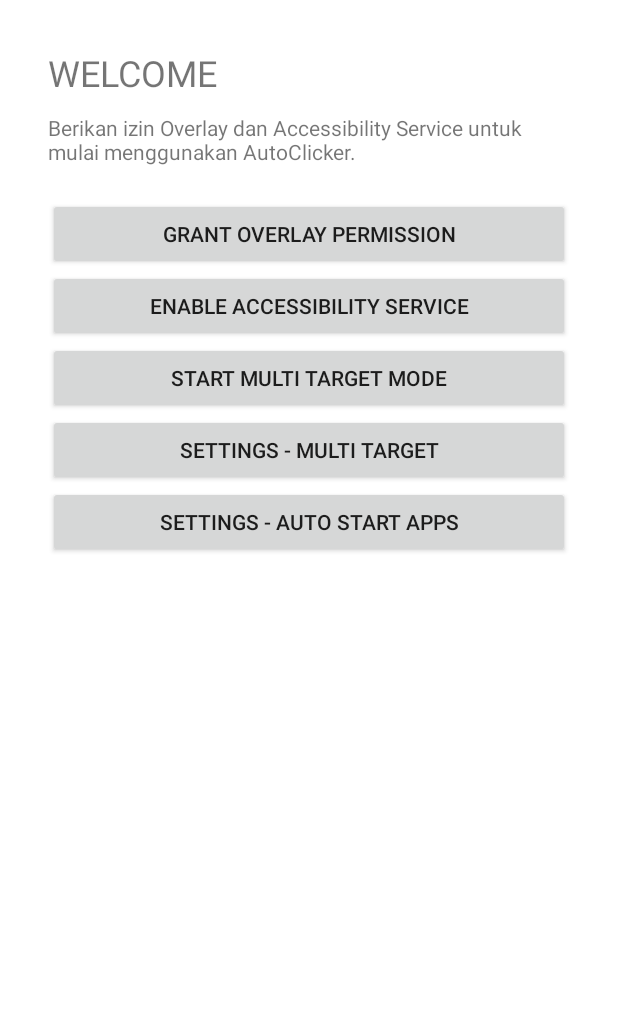
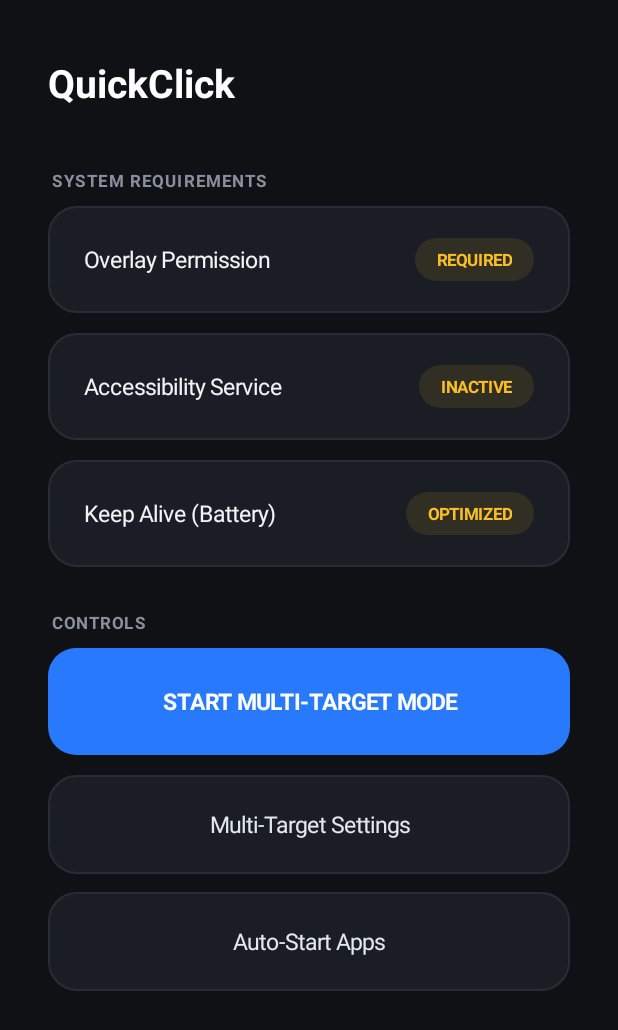
Before and after one commit to gwentale/QuickClick, an Android app: the screen it shows after launch (MainActivity), on a phone screen of 412 x 824 dp. Shown: the top 1030 px of the screen. Run offline under Robolectric (Android 15) with nearby library versions, the phone set to English and light mode, and no system bars.

Commit message:
Update MainActivity.kt

```diff
--- a/app/src/main/java/com/app/autoclicker/ui/MainActivity.kt
+++ b/app/src/main/java/com/app/autoclicker/ui/MainActivity.kt
@@ -1,81 +1,241 @@
 package com.app.autoclicker.ui
 
+import android.Manifest
 import android.content.Intent
+import android.content.pm.PackageManager
+import android.graphics.Color
+import android.graphics.Typeface
+import android.graphics.drawable.GradientDrawable
 import android.net.Uri
+import android.os.Build
 import android.os.Bundle
+import android.os.PowerManager
 import android.provider.Settings
-import android.widget.Button
+import android.view.Gravity
 import android.widget.LinearLayout
+import android.widget.ScrollView
 import android.widget.TextView
 import android.widget.Toast
 import androidx.appcompat.app.AppCompatActivity
+import androidx.core.app.ActivityCompat
+import androidx.core.content.ContextCompat
 import com.app.autoclicker.service.AutoClickerService
 
 class MainActivity : AppCompatActivity() {
 
+    private lateinit var rootContainer: LinearLayout
+
     override fun onCreate(savedInstanceState: Bundle?) {
         super.onCreate(savedInstanceState)
+        window.statusBarColor = Color.parseColor("#0F1115")
 
-        val root = LinearLayout(this).apply {
-            orientation = LinearLayout.VERTICAL
-            setPadding(48, 48, 48, 48)
+        val scroll = ScrollView(this).apply {
+            setBackgroundColor(Color.parseColor("#0F1115"))
         }
 
-        root.addView(TextView(this).apply {
-            text = "WELCOME"
-            textSize = 24f
-            setPadding(0, 0, 0, 16)
+        rootContainer = LinearLayout(this).apply {
+            orientation = LinearLayout.VERTICAL
+            setPadding(48, 56, 48, 48)
+        }
+
+        scroll.addView(rootContainer)
+        setContentView(scroll)
+
+        requestNotificationPermissionIfNeeded()
+    }
+
+    override fun onResume() {
+        super.onResume()
+        renderUI()
+    }
+
+    private fun requestNotificationPermissionIfNeeded() {
+        if (Build.VERSION.SDK_INT >= Build.VERSION_CODES.TIRAMISU) {
+            if (ContextCompat.checkSelfPermission(this, Manifest.permission.POST_NOTIFICATIONS)
+                != PackageManager.PERMISSION_GRANTED
+            ) {
+                ActivityCompat.requestPermissions(this, arrayOf(Manifest.permission.POST_NOTIFICATIONS), 101)
+            }
+        }
+    }
+
+    private fun isBatteryOptimizationIgnored(): Boolean {
+        val pm = getSystemService(POWER_SERVICE) as PowerManager
+        return pm.isIgnoringBatteryOptimizations(packageName)
+    }
+
+    private fun isAccessibilityEnabled(): Boolean {
+        return AutoClickerService.instance != null
+    }
+
+    private fun renderUI() {
+        rootContainer.removeAllViews()
+
+        // App Title Header
+        rootContainer.addView(TextView(this).apply {
+            text = "QuickClick"
+            textSize = 26f
+            setTypeface(null, Typeface.BOLD)
+            setTextColor(Color.WHITE)
+            setPadding(0, 0, 0, 36)
         })
 
-        root.addView(TextView(this).apply {
-            text = "Berikan izin Overlay dan Accessibility Service untuk mulai menggunakan AutoClicker."
-            setPadding(0, 0, 0, 32)
-        })
+        // Section: Permissions & Stability
+        addSectionLabel("SYSTEM REQUIREMENTS")
 
-        // Overlay Permission
-        root.addView(Button(this).apply {
-            text = "GRANT OVERLAY PERMISSION"
-            setOnClickListener {
-                if (!Settings.canDrawOverlays(this@MainActivity)) {
+        val overlayGranted = Settings.canDrawOverlays(this)
+        addStatusCard(
+            title = "Overlay Permission",
+            statusText = if (overlayGranted) "ACTIVE" else "REQUIRED",
+            isActive = overlayGranted
+        ) {
+            if (!overlayGranted) {
                 startActivity(Intent(Settings.ACTION_MANAGE_OVERLAY_PERMISSION, Uri.parse("package:$packageName")))
             } else {
-                    Toast.makeText(this@MainActivity, "Izin Overlay sudah aktif", Toast.LENGTH_SHORT).show()
+                Toast.makeText(this, "Overlay permission is already active", Toast.LENGTH_SHORT).show()
             }
         }
-        })
 
-        // Accessibility Service
-        root.addView(Button(this).apply {
-            text = "ENABLE ACCESSIBILITY SERVICE"
-            setOnClickListener {
+        val accEnabled = isAccessibilityEnabled()
+        addStatusCard(
+            title = "Accessibility Service",
+            statusText = if (accEnabled) "RUNNING" else "INACTIVE",
+            isActive = accEnabled
+        ) {
             startActivity(Intent(Settings.ACTION_ACCESSIBILITY_SETTINGS))
         }
-        })
 
-        // Start Multi Target Mode
-        root.addView(Button(this).apply {
-            text = "START MULTI TARGET MODE"
-            setOnClickListener {
+        val batteryIgnored = isBatteryOptimizationIgnored()
+        addStatusCard(
+            title = "Keep Alive (Battery)",
+            statusText = if (batteryIgnored) "UNRESTRICTED" else "OPTIMIZED",
+            isActive = batteryIgnored
+        ) {
+            val intent = Intent(Settings.ACTION_REQUEST_IGNORE_BATTERY_OPTIMIZATIONS).apply {
+                data = Uri.parse("package:$packageName")
+            }
+            try {
+                startActivity(intent)
+            } catch (_: Exception) {
+                startActivity(Intent(Settings.ACTION_IGNORE_BATTERY_OPTIMIZATION_SETTINGS))
+            }
+        }
+
+        // Section: Controls
+        addSectionLabel("CONTROLS")
+
+        addPrimaryButton("START MULTI-TARGET MODE") {
             val svc = AutoClickerService.instance
-                if (svc == null) {
-                    Toast.makeText(this@MainActivity, "Aktifkan Accessibility Service dahulu", Toast.LENGTH_SHORT).show()
+            if (!Settings.canDrawOverlays(this)) {
+                Toast.makeText(this, "Please grant Overlay Permission first", Toast.LENGTH_SHORT).show()
+            } else if (svc == null) {
+                Toast.makeText(this, "Please enable Accessibility Service first", Toast.LENGTH_SHORT).show()
             } else {
                 svc.showOverlay()
+                Toast.makeText(this, "Overlay started", Toast.LENGTH_SHORT).show()
             }
         }
-        })
 
-        // Settings & Auto Start
-        root.addView(Button(this).apply {
-            text = "SETTINGS - MULTI TARGET"
-            setOnClickListener { startActivity(Intent(this@MainActivity, SettingsActivity::class.java)) }
-        })
+        addSecondaryButton("Multi-Target Settings") {
+            startActivity(Intent(this, SettingsActivity::class.java))
+        }
 
-        root.addView(Button(this).apply {
-            text = "SETTINGS - AUTO START APPS"
-            setOnClickListener { startActivity(Intent(this@MainActivity, AutoStartActivity::class.java)) }
-        })
-
-        setContentView(root)
+        addSecondaryButton("Auto-Start Apps") {
+            startActivity(Intent(this, AutoStartActivity::class.java))
         }
     }
+
+    private fun addSectionLabel(label: String) {
+        rootContainer.addView(TextView(this).apply {
+            text = label
+            textSize = 11f
+            letterSpacing = 0.1f
+            setTypeface(null, Typeface.BOLD)
+            setTextColor(Color.parseColor("#8A8F9E"))
+            setPadding(4, 24, 0, 14)
+        })
+    }
+
+    private fun addStatusCard(title: String, statusText: String, isActive: Boolean, onClick: () -> Unit) {
+        val card = LinearLayout(this).apply {
+            orientation = LinearLayout.HORIZONTAL
+            gravity = Gravity.CENTER_VERTICAL
+            setPadding(36, 32, 36, 32)
+            background = GradientDrawable().apply {
+                setColor(Color.parseColor("#1A1D24"))
+                cornerRadius = 28f
+                setStroke(2, Color.parseColor("#282C37"))
+            }
+            layoutParams = LinearLayout.LayoutParams(
+                LinearLayout.LayoutParams.MATCH_PARENT,
+                LinearLayout.LayoutParams.WRAP_CONTENT
+            ).apply { bottomMargin = 20 }
+            setOnClickListener { onClick() }
+        }
+
+        val tvTitle = TextView(this).apply {
+            text = title
+            textSize = 15f
+            setTextColor(Color.parseColor("#F1F3F6"))
+            layoutParams = LinearLayout.LayoutParams(0, LinearLayout.LayoutParams.WRAP_CONTENT, 1f)
+        }
+
+        val badge = TextView(this).apply {
+            text = statusText
+            textSize = 11f
+            setTypeface(null, Typeface.BOLD)
+            setTextColor(if (isActive) Color.parseColor("#34D399") else Color.parseColor("#FBBF24"))
+            setPadding(22, 10, 22, 10)
+            background = GradientDrawable().apply {
+                setColor(if (isActive) Color.parseColor("#1A34D399") else Color.parseColor("#1AFBBF24"))
+                cornerRadius = 100f
+            }
+        }
+
+        card.addView(tvTitle)
+        card.addView(badge)
+        rootContainer.addView(card)
+    }
+
+    private fun addPrimaryButton(label: String, onClick: () -> Unit) {
+        val btn = TextView(this).apply {
+            text = label
+            textSize = 15f
+            setTypeface(null, Typeface.BOLD)
+            setTextColor(Color.WHITE)
+            gravity = Gravity.CENTER
+            setPadding(32, 38, 32, 38)
+            background = GradientDrawable().apply {
+                setColor(Color.parseColor("#2979FF"))
+                cornerRadius = 28f
+            }
+            layoutParams = LinearLayout.LayoutParams(
+                LinearLayout.LayoutParams.MATCH_PARENT,
+                LinearLayout.LayoutParams.WRAP_CONTENT
+            ).apply { bottomMargin = 20 }
+            setOnClickListener { onClick() }
+        }
+        rootContainer.addView(btn)
+    }
+
+    private fun addSecondaryButton(label: String, onClick: () -> Unit) {
+        val btn = TextView(this).apply {
+            text = label
+            textSize = 15f
+            setTextColor(Color.parseColor("#E2E8F0"))
+            gravity = Gravity.CENTER
+            setPadding(32, 34, 32, 34)
+            background = GradientDrawable().apply {
+                setColor(Color.parseColor("#1A1D24"))
+                cornerRadius = 28f
+                setStroke(2, Color.parseColor("#282C37"))
+            }
+            layoutParams = LinearLayout.LayoutParams(
+                LinearLayout.LayoutParams.MATCH_PARENT,
+                LinearLayout.LayoutParams.WRAP_CONTENT
+            ).apply { bottomMargin = 18 }
+            setOnClickListener { onClick() }
+        }
+        rootContainer.addView(btn)
+    }
+}
```
Lines whose indentation alone changed are shown as unchanged.
